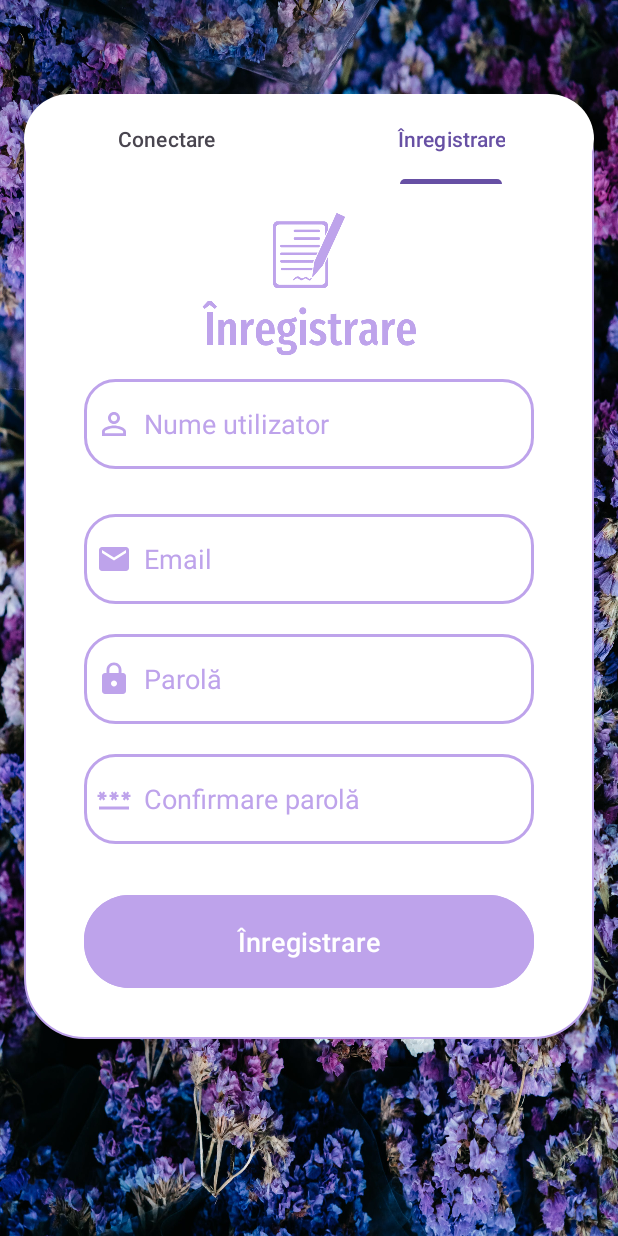
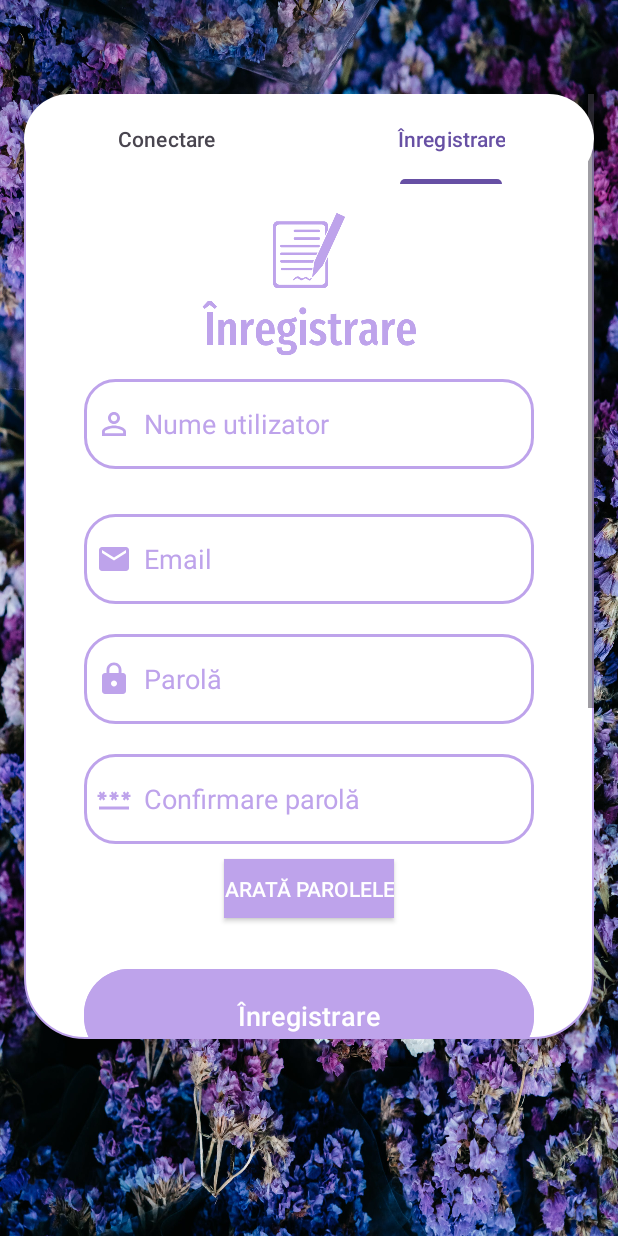
Before and after one commit to MariaMonete/Licenta, an Android app: the screen it shows after launch (MainActivity), tab 2 chosen, on a phone screen of 412 x 824 dp. Run offline under Robolectric (Android 15) with nearby library versions, the phone set to English and light mode, and no system bars; our stand-ins replace Firebase (no records; nobody signed in at launch, a user with empty details on screens opened directly).

Commit message:
recommendation fixed bug

```diff
--- a/app/src/main/java/com/example/incercarelicenta/QuizActivity.java
+++ b/app/src/main/java/com/example/incercarelicenta/QuizActivity.java
@@ -268,7 +268,7 @@ public class QuizActivity extends AppCompatActivity implements RecyclerViewInter
                     userRef.set(user).addOnSuccessListener(new OnSuccessListener<Void>() {
                         @Override
                         public void onSuccess(Void unused) {
-                            Toast.makeText(getApplicationContext(), "Quzi adaugat la user", Toast.LENGTH_SHORT).show();
+                            //Toast.makeText(getApplicationContext(), "Quzi adaugat la user", Toast.LENGTH_SHORT).show();
                         }
                     });
                 }
--- a/app/src/main/java/com/example/incercarelicenta/fragmente/HomeFragment.java
+++ b/app/src/main/java/com/example/incercarelicenta/fragmente/HomeFragment.java
@@ -1,5 +1,6 @@
 package com.example.incercarelicenta.fragmente;
 
+import android.annotation.SuppressLint;
 import android.content.Intent;
 import android.os.Bundle;
 
@@ -45,6 +46,7 @@ public class HomeFragment extends Fragment implements RecyclerViewInterface {
         super.onCreate(savedInstanceState);
     }
 
+    @SuppressLint("ResourceAsColor")
     @Override
     public View onCreateView(LayoutInflater inflater, ViewGroup container,
                              Bundle savedInstanceState) {
@@ -61,6 +63,7 @@ public class HomeFragment extends Fragment implements RecyclerViewInterface {
         recyclerView.setAdapter(adapter);
 
         searchView = view.findViewById(R.id.searchView); // Folosim referința la view pentru a găsi SearchView
+        searchView.setDrawingCacheBackgroundColor(R.color.mov);
         searchView.setOnQueryTextListener(new SearchView.OnQueryTextListener() {
             @Override
             public boolean onQueryTextSubmit(String query) {
--- a/app/src/main/java/com/example/incercarelicenta/fragmente/LoginTabFragment.java
+++ b/app/src/main/java/com/example/incercarelicenta/fragmente/LoginTabFragment.java
@@ -9,6 +9,7 @@ import android.os.Bundle;
 import androidx.annotation.NonNull;
 import androidx.fragment.app.Fragment;
 
+import android.text.InputType;
 import android.util.Patterns;
 import android.view.LayoutInflater;
 import android.view.View;
@@ -17,6 +18,7 @@ import android.widget.Button;
 import android.widget.EditText;
 import android.widget.TextView;
 import android.widget.Toast;
+import android.widget.ToggleButton;
 
 import com.example.incercarelicenta.HomeActivity;
 import com.example.incercarelicenta.QuizActivity;
@@ -34,6 +36,7 @@ public class LoginTabFragment extends Fragment {
     private EditText edtLoginEmail, edtLoginPassword;
     private Button loginButton;
     AlertDialog.Builder resert_alert;
+    ToggleButton toggle;
 
 
     TextView txtResetPass;
@@ -51,6 +54,17 @@ public class LoginTabFragment extends Fragment {
         txtResetPass=view.findViewById(R.id.login_reset_pass);
 
         resert_alert = new AlertDialog.Builder(view.getContext());
+        toggle = view.findViewById(R.id.toggle_password_visibility);
+        EditText passwordEditText = view.findViewById(R.id.login_password);
+        toggle.setOnCheckedChangeListener((buttonView, isChecked) -> {
+            if (isChecked) {
+                passwordEditText.setInputType(InputType.TYPE_TEXT_VARIATION_VISIBLE_PASSWORD);
+            } else {
+                passwordEditText.setInputType(InputType.TYPE_CLASS_TEXT | InputType.TYPE_TEXT_VARIATION_PASSWORD);
+            }
+            passwordEditText.setSelection(passwordEditText.getText().length());
+        });
+
         txtResetPass.setOnClickListener(new View.OnClickListener() {
             @Override
             public void onClick(View view) {
@@ -72,7 +86,8 @@ public class LoginTabFragment extends Fragment {
     @Override
     public void onStart() {
         super.onStart();
-        if(FirebaseAuth.getInstance().getCurrentUser() != null){
+        if(FirebaseAuth.getInstance().getCurrentUser()!= null){
+            //Toast.makeText(getContext(),FirebaseAuth.getInstance().getCurrentUser().toString(),Toast.LENGTH_SHORT).show();
             startActivity(new Intent(getActivity(), HomeActivity.class));
             getActivity().getFragmentManager().popBackStack();
         }
@@ -87,7 +102,7 @@ public class LoginTabFragment extends Fragment {
                     @Override
                     public void onSuccess(AuthResult authResult) {
                         Toast.makeText(view.getContext(),"Conectare reușită",Toast.LENGTH_SHORT).show();
-                        startActivity(new Intent(getActivity(), QuizActivity.class));
+                        startActivity(new Intent(getActivity(), HomeActivity.class));
                         getActivity().getFragmentManager().popBackStack();
                     }
                 }).addOnFailureListener(new OnFailureListener() {
--- a/app/src/main/java/com/example/incercarelicenta/fragmente/SignupTabFragment.java
+++ b/app/src/main/java/com/example/incercarelicenta/fragmente/SignupTabFragment.java
@@ -6,6 +6,7 @@ import android.os.Bundle;
 import androidx.annotation.NonNull;
 import androidx.fragment.app.Fragment;
 
+import android.text.InputType;
 import android.util.Patterns;
 import android.view.LayoutInflater;
 import android.view.View;
@@ -13,6 +14,7 @@ import android.view.ViewGroup;
 import android.widget.Button;
 import android.widget.EditText;
 import android.widget.Toast;
+import android.widget.ToggleButton;
 
 import com.example.incercarelicenta.QuizActivity;
 import com.example.incercarelicenta.R;
@@ -37,6 +39,8 @@ public class SignupTabFragment extends Fragment {
     FirebaseFirestore fStore;
     EditText signUpUsername, signUpEmail,signUpPassword,signUpConfirmPass;
     Button signUpButton;
+    ToggleButton toggle;
+    EditText passwordEditText;
     @Override
     public View onCreateView(LayoutInflater inflater, ViewGroup container,
                              Bundle savedInstanceState) {
@@ -47,6 +51,19 @@ public class SignupTabFragment extends Fragment {
         signUpPassword=view.findViewById(R.id.signup_password);
         signUpConfirmPass=view.findViewById(R.id.signup_confirm);
         signUpButton=view.findViewById(R.id.signup_button);
+        toggle = view.findViewById(R.id.toggle_password_visibility1);
+        toggle.setOnCheckedChangeListener((buttonView, isChecked) -> {
+            if (isChecked) {
+                signUpPassword.setInputType(InputType.TYPE_CLASS_TEXT | InputType.TYPE_TEXT_VARIATION_VISIBLE_PASSWORD);
+                signUpConfirmPass.setInputType(InputType.TYPE_CLASS_TEXT | InputType.TYPE_TEXT_VARIATION_VISIBLE_PASSWORD);
+            } else {
+                signUpPassword.setInputType(InputType.TYPE_CLASS_TEXT | InputType.TYPE_TEXT_VARIATION_PASSWORD);
+                signUpConfirmPass.setInputType(InputType.TYPE_CLASS_TEXT | InputType.TYPE_TEXT_VARIATION_PASSWORD);
+            }
+            signUpPassword.setSelection(signUpPassword.getText().length());
+            signUpConfirmPass.setSelection(signUpConfirmPass.getText().length());
+        });
+
 
         auth=FirebaseAuth.getInstance();
         fStore=FirebaseFirestore.getInstance();
@@ -58,7 +75,6 @@ public class SignupTabFragment extends Fragment {
             }
         });
 
-        // Inflate the layout for this fragment
         return view;
     }
 
--- a/app/src/main/res/layout/fragment_profile.xml
+++ b/app/src/main/res/layout/fragment_profile.xml
@@ -3,7 +3,8 @@
     xmlns:tools="http://schemas.android.com/tools"
     android:layout_width="match_parent"
     android:layout_height="match_parent"
-    tools:context=".fragmente.ProfileFragment">
+    tools:context=".fragmente.ProfileFragment"
+    android:background="#e8dcfc">
 
     <ScrollView
         android:layout_width="match_parent"
--- a/app/src/main/res/layout/fragment_signup_tab.xml
+++ b/app/src/main/res/layout/fragment_signup_tab.xml
@@ -1,12 +1,14 @@
 <?xml version="1.0" encoding="utf-8"?>
-<LinearLayout
-    xmlns:android="http://schemas.android.com/apk/res/android"
+<ScrollView xmlns:android="http://schemas.android.com/apk/res/android"
     xmlns:tools="http://schemas.android.com/tools"
     xmlns:app="http://schemas.android.com/apk/res-auto"
     android:layout_width="match_parent"
     android:layout_height="match_parent"
-    android:orientation="vertical"
     tools:context=".fragmente.SignupTabFragment">
+<LinearLayout
+    android:layout_width="match_parent"
+    android:layout_height="match_parent"
+    android:orientation="vertical">
 
     <LinearLayout
         android:layout_width="match_parent"
@@ -79,6 +81,17 @@
                 android:drawableLeft="@drawable/baseline_password_24"
                 android:drawablePadding="8dp"
                 android:background="@drawable/edittext_bkg"/>
+            <ToggleButton
+                android:id="@+id/toggle_password_visibility1"
+                android:layout_width="wrap_content"
+                android:layout_height="39dp"
+                android:layout_gravity="center"
+                android:layout_marginTop="10dp"
+                android:background="@color/lavender"
+                android:checked="false"
+                android:textColor="@color/white"
+                android:textOff="Arată parolele"
+                android:textOn="Ascunde parolele" />
 
             <Button
                 android:layout_width="300dp"
@@ -89,10 +102,12 @@
                 android:textSize="18sp"
                 android:text="Înregistrare"
                 app:cornerRadius = "30dp"
-                android:backgroundTint="#BEA3EB"/>
+                android:backgroundTint="#BEA3EB"
+                android:layout_marginBottom="300dp"/>
 
         </LinearLayout>
 
     </LinearLayout>
 
 </LinearLayout>
+</ScrollView>
--- a/app/src/main/res/values-night/themes.xml
+++ b/app/src/main/res/values-night/themes.xml
@@ -7,5 +7,9 @@
 
     <style name="Theme.IncercareLicenta1" parent="Base.Theme.IncercareLicenta" >
 
+
        </style>
+    <style name="SearchViewStyle" parent="Widget.AppCompat.SearchView">
+        <item name="android:textColorHint">@color/mov</item>
+    </style>
 </resources>
--- a/app/src/main/res/values/colors.xml
+++ b/app/src/main/res/values/colors.xml
@@ -4,4 +4,5 @@
     <color name="white">#FFFFFFFF</color>
     <color name="lavender">#bea3eb</color>
     <color name="lavanderlight">#e8dcfc</color>
+    <color name="mov">#3e2a82</color>
 </resources>
--- a/app/src/main/res/values/themes.xml
+++ b/app/src/main/res/values/themes.xml
@@ -14,6 +14,9 @@
     <style name="Theme.IncercareLicenta1" parent="Base.Theme.IncercareLicenta" >
 
          </style>
+    <style name="SearchViewStyle" parent="Widget.AppCompat.SearchView">
+        <item name="android:textColorHint">@color/mov</item>
+    </style>
 
 
 </resources>
```
Also changed, not shown: app/src/main/java/com/example/incercarelicenta/fragmente/ProfileFragment.java (+44 -23 lines), app/src/main/java/com/example/incercarelicenta/fragmente/SugestiiFragment.java (+11 -6 lines), app/src/main/res/layout/fragment_home.xml (+7 -6 lines), app/src/main/res/layout/fragment_login_tab.xml (+16 -7 lines), 1 other file.
